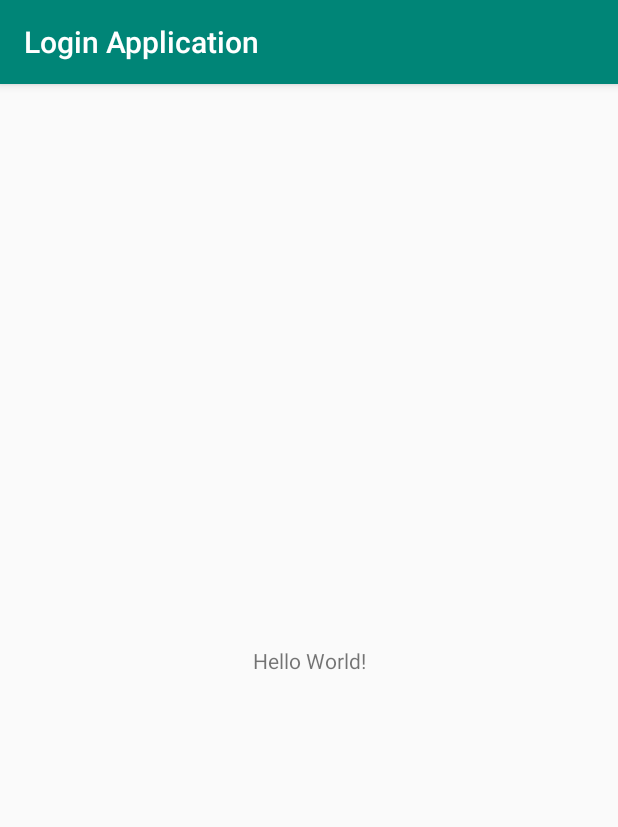
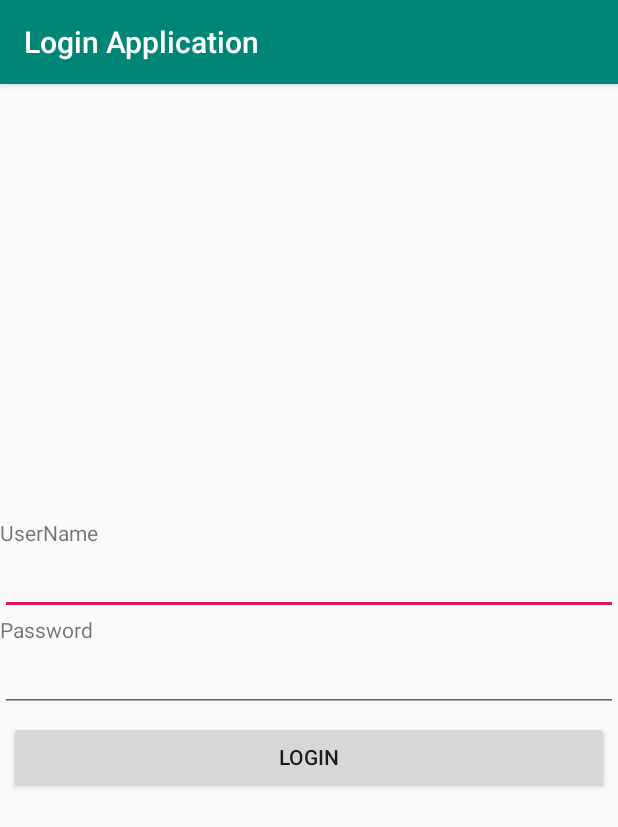
Before and after one commit to calthon0456/login_insert, an Android app: the screen it shows after launch (MainActivity), on a phone screen of 412 x 824 dp. Shown: the top 827 px of the screen. Run offline under Robolectric (Android 15) with nearby library versions, the phone set to English and light mode, and no system bars; 1 statement that could not run was skipped.

Commit message:
alteração de janela

```diff
--- a/app/src/main/AndroidManifest.xml
+++ b/app/src/main/AndroidManifest.xml
@@ -9,6 +9,7 @@
         android:roundIcon="@mipmap/ic_launcher_round"
         android:supportsRtl="true"
         android:theme="@style/AppTheme">
+        <activity android:name=".HomeActivity"></activity>
         <activity android:name=".MainActivity">
             <intent-filter>
                 <action android:name="android.intent.action.MAIN" />
--- a/app/src/main/res/layout/activity_main.xml
+++ b/app/src/main/res/layout/activity_main.xml
@@ -1,18 +1,49 @@
 <?xml version="1.0" encoding="utf-8"?>
-<android.support.constraint.ConstraintLayout xmlns:android="http://schemas.android.com/apk/res/android"
-    xmlns:app="http://schemas.android.com/apk/res-auto"
+<LinearLayout xmlns:android="http://schemas.android.com/apk/res/android"
     xmlns:tools="http://schemas.android.com/tools"
     android:layout_width="match_parent"
-    android:layout_height="match_parent"
+    android:layout_height="wrap_content"
+    android:layout_gravity="center_vertical"
+    android:orientation="vertical"
     tools:context=".MainActivity">
 
     <TextView
-        android:layout_width="wrap_content"
+        android:id="@+id/textView"
+        android:layout_width="match_parent"
         android:layout_height="wrap_content"
-        android:text="Hello World!"
-        app:layout_constraintBottom_toBottomOf="parent"
-        app:layout_constraintLeft_toLeftOf="parent"
-        app:layout_constraintRight_toRightOf="parent"
-        app:layout_constraintTop_toTopOf="parent" />
+        android:text="UserName" />
 
-</android.support.constraint.ConstraintLayout>
+
+    <EditText
+        android:id="@+id/username"
+        android:layout_width="match_parent"
+        android:layout_height="wrap_content"
+        android:inputType="textPersonName" />
+
+    <TextView
+        android:id="@+id/textView2"
+        android:layout_width="match_parent"
+        android:layout_height="wrap_content"
+        android:text="Password" />
+
+
+    <EditText
+        android:id="@+id/password"
+        android:layout_width="match_parent"
+        android:layout_height="wrap_content"
+        android:ems="10"
+        android:inputType="textPassword"
+        tools:layout_editor_absoluteX="68dp"
+        tools:layout_editor_absoluteY="302dp" />
+
+    <Button
+        android:id="@+id/button"
+        android:layout_width="match_parent"
+        android:layout_height="wrap_content"
+        android:text="Login"
+        android:layout_margin="6dp"
+        tools:layout_editor_absoluteX="68dp"
+        tools:layout_editor_absoluteY="402dp" />
+
+
+</LinearLayout>
```
Also changed, not shown: app/src/main/java/br/com/etecia/loginapplication/HomeActivity.java (added, +13 -0 lines), app/src/main/java/br/com/etecia/loginapplication/MainActivity.java (+30 -0 lines), app/src/main/res/layout/activity_bem__vindo.xml (added, +17 -0 lines), app/src/main/res/layout/activity_home.xml (added, +9 -0 lines).
